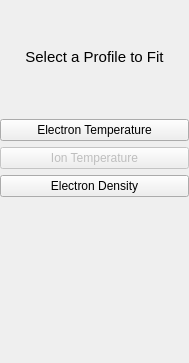
Before: the Qt Designer form profileselectwidget.ui in zhengprince/east-fit, drawn with Qt 5.
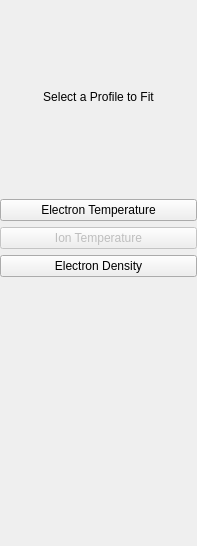
After: the same form once the commit is applied.

```diff
--- a/profileselectwidget.ui
+++ b/profileselectwidget.ui
@@ -6,8 +6,8 @@
    <rect>
     <x>0</x>
     <y>0</y>
-    <width>189</width>
-    <height>363</height>
+    <width>197</width>
+    <height>546</height>
    </rect>
   </property>
   <property name="windowTitle">
@@ -17,34 +17,14 @@
    <property name="margin">
     <number>0</number>
    </property>
-   <item row="2" column="0">
-    <spacer name="verticalSpacer_3">
-     <property name="orientation">
-      <enum>Qt::Vertical</enum>
-     </property>
-     <property name="sizeHint" stdset="0">
-      <size>
-       <width>20</width>
-       <height>40</height>
-      </size>
-     </property>
-    </spacer>
-   </item>
-   <item row="6" column="0">
-    <spacer name="verticalSpacer_5">
-     <property name="orientation">
-      <enum>Qt::Vertical</enum>
-     </property>
-     <property name="sizeHint" stdset="0">
-      <size>
-       <width>20</width>
-       <height>57</height>
-      </size>
-     </property>
-    </spacer>
-   </item>
-   <item row="5" column="0">
-    <spacer name="verticalSpacer_4">
+   <item row="0" column="0">
+    <widget class="QFrame" name="frame_2">
+     <layout class="QGridLayout" name="gridLayout_3">
+      <property name="margin">
+       <number>0</number>
+      </property>
+      <item row="0" column="0">
+       <spacer name="verticalSpacer">
      <property name="orientation">
       <enum>Qt::Vertical</enum>
      </property>
@@ -65,26 +45,22 @@
       </sizepolicy>
      </property>
      <property name="text">
-      <string>&lt;!DOCTYPE HTML PUBLIC &quot;-//W3C//DTD HTML 4.0//EN&quot; &quot;http://www.w3.org/TR/REC-html40/strict.dtd&quot;&gt;
-&lt;html&gt;&lt;head&gt;&lt;meta name=&quot;qrichtext&quot; content=&quot;1&quot; /&gt;&lt;style type=&quot;text/css&quot;&gt;
-p, li { white-space: pre-wrap; }
-&lt;/style&gt;&lt;/head&gt;&lt;body style=&quot; font-family:'SimSun'; font-size:9pt; font-weight:400; font-style:normal;&quot;&gt;
-&lt;p style=&quot; margin-top:0px; margin-bottom:0px; margin-left:0px; margin-right:0px; -qt-block-indent:0; text-indent:0px;&quot;&gt;&lt;span style=&quot; font-size:11pt;&quot;&gt;Select a Profile to Fit&lt;/span&gt;&lt;/p&gt;&lt;/body&gt;&lt;/html&gt;</string>
+         <string>Select a Profile to Fit</string>
      </property>
      <property name="alignment">
       <set>Qt::AlignCenter</set>
      </property>
     </widget>
    </item>
-   <item row="4" column="0">
-    <spacer name="verticalSpacer_2">
+      <item row="2" column="0">
+       <spacer name="verticalSpacer_3">
      <property name="orientation">
       <enum>Qt::Vertical</enum>
      </property>
      <property name="sizeHint" stdset="0">
       <size>
        <width>20</width>
-       <height>61</height>
+          <height>40</height>
       </size>
      </property>
     </spacer>
@@ -122,8 +98,21 @@
      </layout>
     </widget>
    </item>
-   <item row="0" column="0">
-    <spacer name="verticalSpacer">
+      <item row="4" column="0">
+       <spacer name="verticalSpacer_2">
+        <property name="orientation">
+         <enum>Qt::Vertical</enum>
+        </property>
+        <property name="sizeHint" stdset="0">
+         <size>
+          <width>17</width>
+          <height>80</height>
+         </size>
+        </property>
+       </spacer>
+      </item>
+      <item row="5" column="0">
+       <spacer name="verticalSpacer_4">
      <property name="orientation">
       <enum>Qt::Vertical</enum>
      </property>
@@ -134,6 +123,22 @@
       </size>
      </property>
     </spacer>
+      </item>
+      <item row="6" column="0">
+       <spacer name="verticalSpacer_5">
+        <property name="orientation">
+         <enum>Qt::Vertical</enum>
+        </property>
+        <property name="sizeHint" stdset="0">
+         <size>
+          <width>20</width>
+          <height>57</height>
+         </size>
+        </property>
+       </spacer>
+      </item>
+     </layout>
+    </widget>
    </item>
   </layout>
  </widget>
```
Lines whose indentation alone changed are shown as unchanged.
